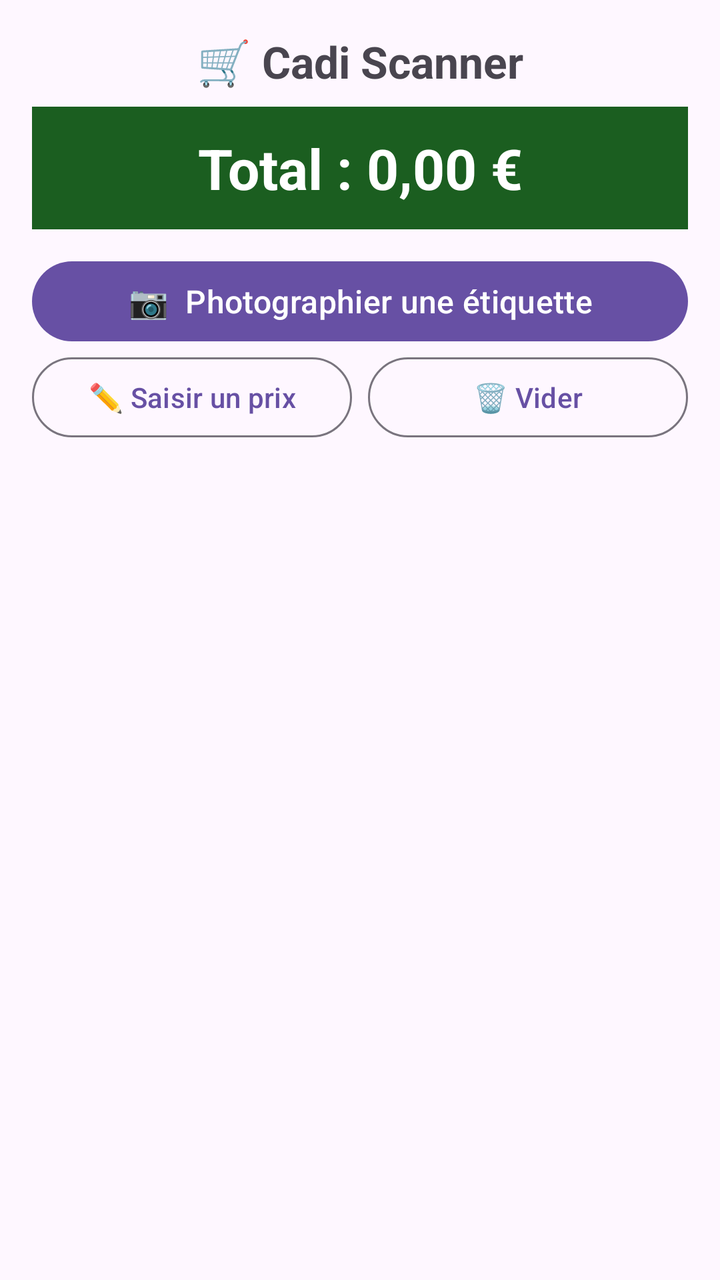
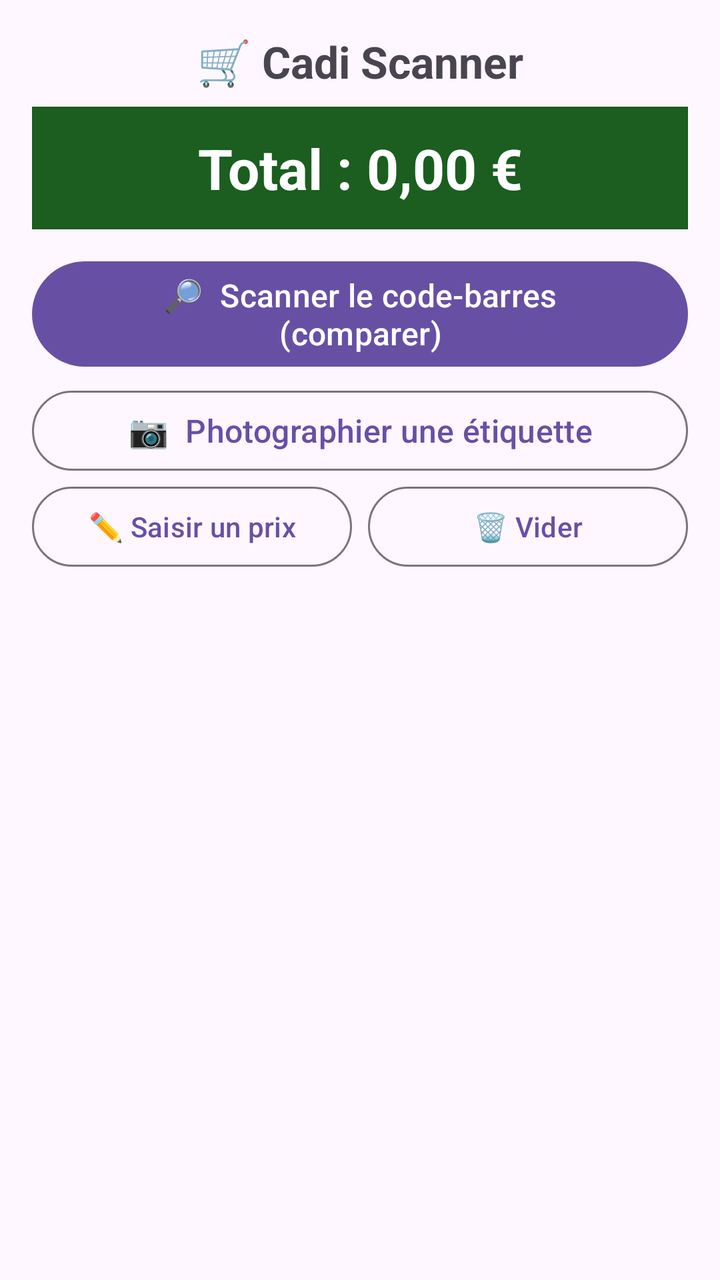

The first picture is an Android layout as it rendered before a commit; the second is the same layout after the commit. The layout source and the unified diff follow.
<!-- AndroidManifest.xml: application theme Theme.Cadi -->
<!-- res/layout/activity_main.xml -->
<?xml version="1.0" encoding="utf-8"?>
<LinearLayout xmlns:android="http://schemas.android.com/apk/res/android"
    android:layout_width="match_parent"
    android:layout_height="match_parent"
    android:orientation="vertical"
    android:padding="16dp">

    <TextView
        android:layout_width="match_parent"
        android:layout_height="wrap_content"
        android:text="🛒 Cadi Scanner"
        android:textSize="22sp"
        android:textStyle="bold"
        android:gravity="center" />

    <TextView
        android:id="@+id/total"
        android:layout_width="match_parent"
        android:layout_height="wrap_content"
        android:layout_marginTop="8dp"
        android:text="Total : 0,00 €"
        android:textSize="28sp"
        android:textStyle="bold"
        android:gravity="center"
        android:padding="12dp"
        android:background="#1B5E20"
        android:textColor="#FFFFFF" />

    <Button
        android:id="@+id/btnPhoto"
        android:layout_width="match_parent"
        android:layout_height="wrap_content"
        android:layout_marginTop="12dp"
        android:text="📷  Photographier une étiquette"
        android:textSize="16sp" />

    <LinearLayout
        android:layout_width="match_parent"
        android:layout_height="wrap_content"
        android:orientation="horizontal">

        <Button
            android:id="@+id/btnManuel"
            style="?attr/materialButtonOutlinedStyle"
            android:layout_width="0dp"
            android:layout_height="wrap_content"
            android:layout_weight="1"
            android:layout_marginEnd="4dp"
            android:text="✏️ Saisir un prix" />

        <Button
            android:id="@+id/btnVider"
            style="?attr/materialButtonOutlinedStyle"
            android:layout_width="0dp"
            android:layout_height="wrap_content"
            android:layout_weight="1"
            android:layout_marginStart="4dp"
            android:text="🗑️ Vider" />
    </LinearLayout>

    <ListView
        android:id="@+id/liste"
        android:layout_width="match_parent"
        android:layout_height="0dp"
        android:layout_weight="1"
        android:layout_marginTop="8dp"
        android:divider="#DDDDDD"
        android:dividerHeight="1dp" />

</LinearLayout>
<!-- resources referenced by this layout -->
<resources>
  <style name="Theme.Cadi" parent="Theme.Material3.DayNight.NoActionBar" />
</resources>

<!-- the commit's change to res/layout/activity_main.xml (unified diff, before → after) -->
@@ -27,10 +27,19 @@
         android:textColor="#FFFFFF" />
 
     <Button
-        android:id="@+id/btnPhoto"
+        android:id="@+id/btnCodeBarres"
         android:layout_width="match_parent"
         android:layout_height="wrap_content"
         android:layout_marginTop="12dp"
+        android:text="🔎  Scanner le code-barres (comparer)"
+        android:textSize="16sp" />
+
+    <Button
+        android:id="@+id/btnPhoto"
+        style="?attr/materialButtonOutlinedStyle"
+        android:layout_width="match_parent"
+        android:layout_height="wrap_content"
+        android:layout_marginTop="4dp"
         android:text="📷  Photographier une étiquette"
         android:textSize="16sp" />
 
